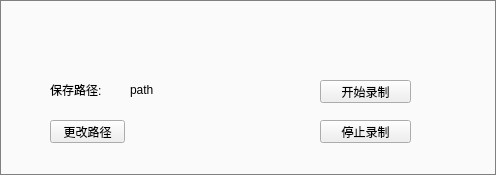
This is src/mainwindow.ui in haojianmao/captureAndRecordInQt as Qt 5 draws it before an edit. The edited form follows.
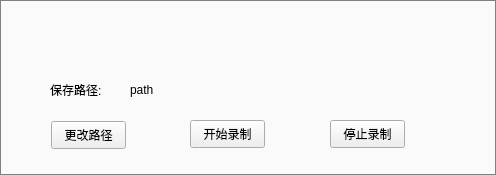
This is the edited form. Icons and pictures are not drawn.

Diff of the .ui file:
```diff
--- a/src/mainwindow.ui
+++ b/src/mainwindow.ui
@@ -51,10 +51,10 @@
       <widget class="QPushButton" name="startBtn">
        <property name="geometry">
         <rect>
-         <x>320</x>
-         <y>80</y>
-         <width>91</width>
-         <height>23</height>
+         <x>190</x>
+         <y>120</y>
+         <width>75</width>
+         <height>28</height>
         </rect>
        </property>
        <property name="text">
@@ -64,10 +64,10 @@
       <widget class="QPushButton" name="stopBtn">
        <property name="geometry">
         <rect>
-         <x>320</x>
+         <x>330</x>
          <y>120</y>
-         <width>91</width>
-         <height>23</height>
+         <width>75</width>
+         <height>28</height>
         </rect>
        </property>
        <property name="text">
@@ -92,7 +92,7 @@
         <rect>
          <x>130</x>
          <y>80</y>
-         <width>54</width>
+         <width>311</width>
          <height>20</height>
         </rect>
        </property>
@@ -103,10 +103,10 @@
       <widget class="QPushButton" name="pathBtn">
        <property name="geometry">
         <rect>
-         <x>50</x>
-         <y>120</y>
+         <x>51</x>
+         <y>121</y>
          <width>75</width>
-         <height>23</height>
+         <height>28</height>
         </rect>
        </property>
        <property name="text">
```
